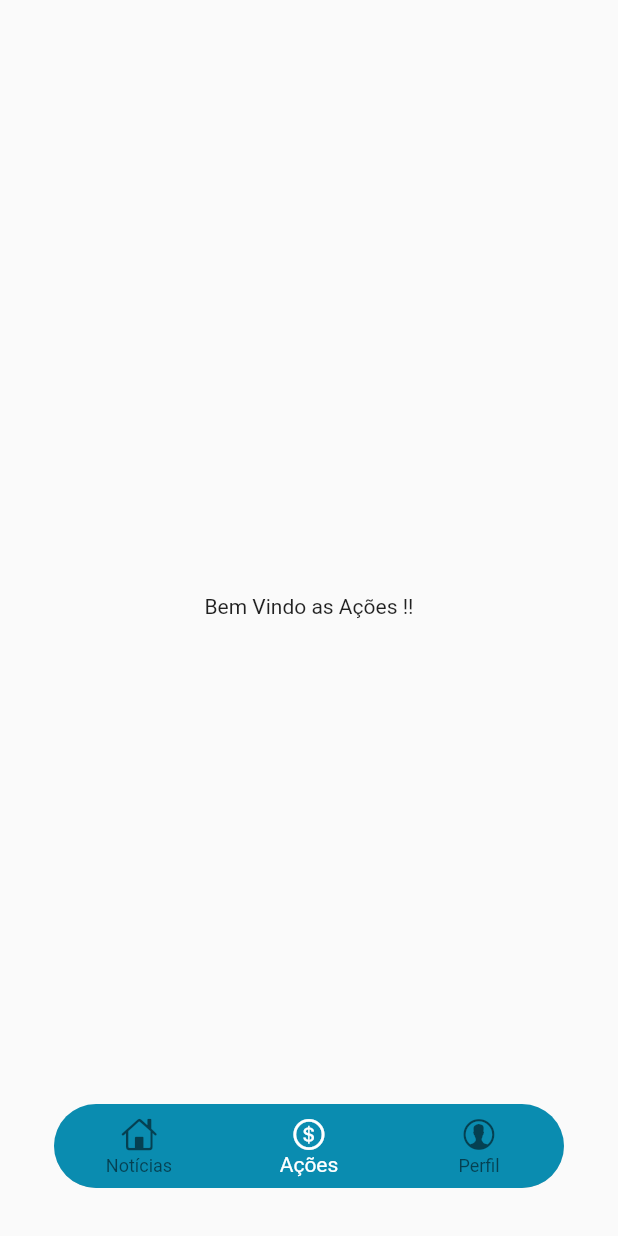
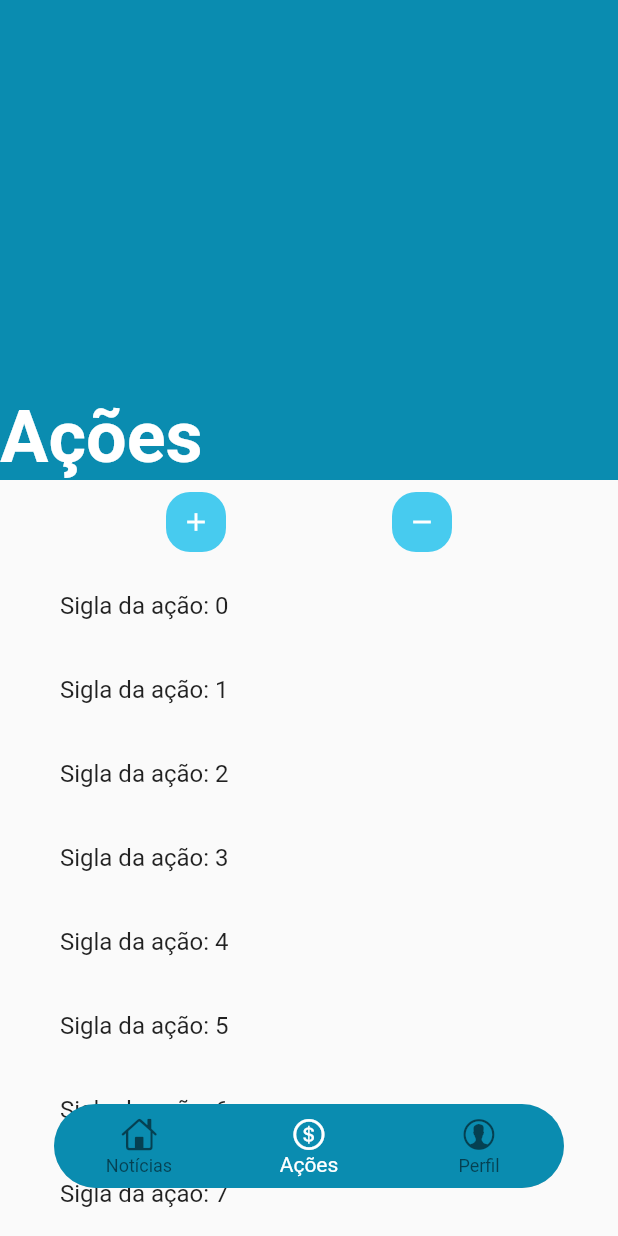
Before and after one commit to SamuelLuisGomes/monews_app, a Flutter app: the HomeView screen opened directly, swiped to page 2, on a phone screen of 412 x 824 dp. Run offline on Flutter 3.47's test engine with Material 2 defaults, Android fonts, the light colour scheme and no system bars; our stand-ins replace cloud_firestore, firebase_auth, firebase_core; accounts and stored records are empty.

Commit message:
Criando a pagina de Acoes

```diff
--- a/lib/views/acoes/acoes_view.dart
+++ b/lib/views/acoes/acoes_view.dart
@@ -10,17 +10,118 @@
   Widget build(BuildContext context) {
     return Scaffold(
       body: SafeArea(
-          child: Center(
-        child: Column(
-          mainAxisAlignment: MainAxisAlignment.center,
-          children: [
-            Text('Bem Vindo as Ações !!'),
-            SizedBox(
-              height: 15,
-            ),
-          ],
+        child: Center(
+          child: CustomScrollView(
+            slivers: [
+              SliverAppBar(
+                centerTitle: false,
+                expandedHeight: 320, // Aumente a altura do SliverAppBar
+                pinned: true,
+                floating: false,
+                backgroundColor: Color.fromARGB(255, 10, 140, 176),
+                flexibleSpace: FlexibleSpaceBar(
+                  title: Padding(
+                    padding: const EdgeInsets.only(top: 48),
+                    child: Text(
+                      'Ações',
+                      style: TextStyle(
+                        fontWeight: FontWeight.bold,
+                        fontSize: 32,
+                      ),
+                    ),
+                  ),
+                  centerTitle: false,
+                  titlePadding: EdgeInsets.only(left: 0),
+                ),
+              ),
+              SliverPersistentHeader(
+                pinned: true,
+                delegate: _SliverAppBarDelegate(
+                  child: SizedBox(
+                    height: 56, // Altura dos botões
+                    child: Row(
+                      mainAxisAlignment: MainAxisAlignment.spaceEvenly,
+                      children: [
+                        GestureDetector(
+                          onTap: () {},
+                          child: Container(
+                            decoration: BoxDecoration(
+                              color: Color.fromARGB(255, 71, 203, 239),
+                              borderRadius: BorderRadius.circular(16),
+                            ),
+                            height: 40, // Altura dos botões
+                            width: 40, // Largura dos botões
+                            child: Icon(
+                              Icons.add,
+                              color: Colors.white,
+                              size: 20, // Tamanho do ícone
+                            ),
+                          ),
+                        ),
+                        GestureDetector(
+                          onTap: () {},
+                          child: Container(
+                            decoration: BoxDecoration(
+                              color: Color.fromARGB(255, 71, 203, 239),
+                              borderRadius: BorderRadius.circular(16),
+                            ),
+                            height: 40, // Altura dos botões
+                            width: 40, // Largura dos botões
+                            child: Icon(
+                              Icons.remove,
+                              color: Colors.white,
+                              size: 20, // Tamanho do ícone
+                            ),
+                          ),
+                        ),
+                      ],
+                    ),
+                  ),
+                ),
+              ),
+              SliverList(
+                delegate: SliverChildBuilderDelegate(
+                  (BuildContext context, int index) {
+                    return Padding(
+                      padding: const EdgeInsets.symmetric(horizontal: 24),
+                      child: ListTile(
+                        title: Text('Sigla da ação: $index'),
+                      ),
+                    );
+                  },
+                  childCount: 50,
+                ),
+              ),
+            ],
+          ),
         ),
-      )),
+      ),
     );
   }
 }
+
+class _SliverAppBarDelegate extends SliverPersistentHeaderDelegate {
+  final Widget child;
+
+  _SliverAppBarDelegate({required this.child});
+
+  @override
+  double get minExtent => 56.0;
+
+  @override
+  double get maxExtent => 56.0;
+
+  @override
+  Widget build(
+    BuildContext context,
+    double shrinkOffset,
+    bool overlapsContent,
+  ) {
+    return child;
+  }
+
+  @override
+  bool shouldRebuild(SliverPersistentHeaderDelegate oldDelegate) {
+    return false;
+  }
+}
--- a/lib/views/app.dart
+++ b/lib/views/app.dart
@@ -1,6 +1,5 @@
 import 'package:flutter/material.dart';
 import 'package:monews_app/views/autenticacao/login_view.dart';
-import 'package:monews_app/views/noticias/noticias_view.dart';
 
 class MyApp extends StatelessWidget {
   @override
--- a/lib/views/autenticacao/login_view.dart
+++ b/lib/views/autenticacao/login_view.dart
@@ -48,7 +48,6 @@
                     TextFormField(
                       style: TextStyle(
                         color: Colors.white,
-
                       ),
                       /*== Criando o Input e adicionando suas características ==*/
                       decoration: const InputDecoration(
--- a/lib/views/home_view.dart
+++ b/lib/views/home_view.dart
@@ -7,6 +7,7 @@
 import 'package:monews_app/views/usuario/perfil_view.dart';
 
 class HomeView extends StatefulWidget {
+
   @override
   _HomeViewState createState() => _HomeViewState();
 }
@@ -82,21 +83,21 @@
 
   List<BottomNavigationBarItem> iconesPaginas() {
     return [
-      BottomNavigationBarItem(
+      const BottomNavigationBarItem(
         icon: Icon(
           CupertinoIcons.home,
         ),
         label: 'Notícias',
         backgroundColor: Colors.white,
       ),
-      BottomNavigationBarItem(
+      const BottomNavigationBarItem(
         icon: Icon(
           CupertinoIcons.money_dollar_circle,
         ),
         label: 'Ações',
         backgroundColor: Colors.white,
       ),
-      BottomNavigationBarItem(
+      const BottomNavigationBarItem(
         icon: Icon(
           CupertinoIcons.person_alt_circle,
         ),
--- a/lib/views/usuario/perfil_view.dart
+++ b/lib/views/usuario/perfil_view.dart
@@ -1,7 +1,7 @@
 import 'package:flutter/cupertino.dart';
 import 'package:flutter/material.dart';
 import 'package:monews_app/controllers/autenticacao_controllers.dart';
-import 'package:monews_app/views/usuario/conta_usuario_view.dart';
+import 'package:monews_app/views/usuario/edita_usuario_view.dart';
 
 class PerfilView extends StatefulWidget {
   @override
@@ -69,7 +69,7 @@
                           onTap: () {
                             Navigator.of(context).push(
                               MaterialPageRoute(
-                                builder: (context) => ContaUsuarioView(),
+                                builder: (context) => EditaUsuarioView(),
                               ),
                             );
                           },
```
Also changed, not shown: lib/components/alert_dialog_components.dart (+6 -7 lines), lib/controllers/autenticacao_controllers.dart (+11 -6 lines), lib/views/acoes/pageAcoes.txt (added, +132 -0 lines), lib/views/usuario/conta_usuario_view.dart (deleted, +0 -34 lines), lib/views/usuario/edita_usuario_view.dart (added, +209 -0 lines).
